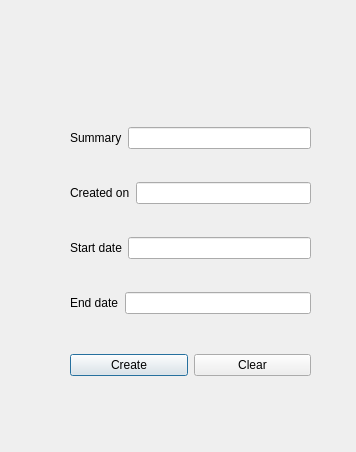
piccirilloth/Calendar-and-To-Do-list-CalDav, file qtcreatorTest/Headers/createevent.ui: the form before one commit.
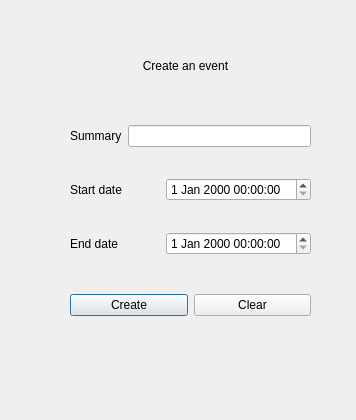
The form after the commit.

Commit message: create an event implemented

Patch:
```diff
--- a/qtcreatorTest/Headers/createevent.ui
+++ b/qtcreatorTest/Headers/createevent.ui
@@ -7,7 +7,7 @@
     <x>0</x>
     <y>0</y>
     <width>356</width>
-    <height>452</height>
+    <height>420</height>
    </rect>
   </property>
   <property name="windowTitle">
@@ -19,7 +19,7 @@
      <x>70</x>
      <y>100</y>
      <width>241</width>
-     <height>241</height>
+     <height>181</height>
     </rect>
    </property>
    <layout class="QVBoxLayout" name="verticalLayout">
@@ -44,27 +44,6 @@
       </item>
      </layout>
     </item>
-    <item>
-     <layout class="QHBoxLayout" name="horizontalLayout_4">
-      <item>
-       <widget class="QLabel" name="label_4">
-        <property name="styleSheet">
-         <string notr="true">font: 12pt &quot;Sans Serif&quot;;</string>
-        </property>
-        <property name="text">
-         <string>Created on</string>
-        </property>
-       </widget>
-      </item>
-      <item>
-       <widget class="QLineEdit" name="lineEdit_createdOn">
-        <property name="enabled">
-         <bool>true</bool>
-        </property>
-       </widget>
-      </item>
-     </layout>
-    </item>
     <item>
      <layout class="QHBoxLayout" name="horizontalLayout_2">
       <item>
@@ -78,11 +57,7 @@
        </widget>
       </item>
       <item>
-       <widget class="QLineEdit" name="lineEdit_start">
-        <property name="enabled">
-         <bool>true</bool>
-        </property>
-       </widget>
+       <widget class="QDateTimeEdit" name="dateTimeEdit_startDate"/>
       </item>
      </layout>
     </item>
@@ -99,21 +74,17 @@
        </widget>
       </item>
       <item>
-       <widget class="QLineEdit" name="lineEdit_end">
-        <property name="enabled">
-         <bool>true</bool>
-        </property>
-       </widget>
+       <widget class="QDateTimeEdit" name="dateTimeEdit_endDate"/>
       </item>
      </layout>
     </item>
    </layout>
   </widget>
-  <widget class="QWidget" name="">
+  <widget class="QWidget" name="layoutWidget">
    <property name="geometry">
     <rect>
      <x>70</x>
-     <y>340</y>
+     <y>280</y>
      <width>241</width>
      <height>51</height>
     </rect>
@@ -135,6 +106,25 @@
     </item>
    </layout>
   </widget>
+  <widget class="QLabel" name="label">
+   <property name="geometry">
+    <rect>
+     <x>90</x>
+     <y>40</y>
+     <width>191</width>
+     <height>51</height>
+    </rect>
+   </property>
+   <property name="styleSheet">
+    <string notr="true">font: 16pt &quot;Sans Serif&quot;;</string>
+   </property>
+   <property name="text">
+    <string>Create an event</string>
+   </property>
+   <property name="alignment">
+    <set>Qt::AlignCenter</set>
+   </property>
+  </widget>
  </widget>
  <resources/>
  <connections/>
```
The commit also changes 25 other files.
